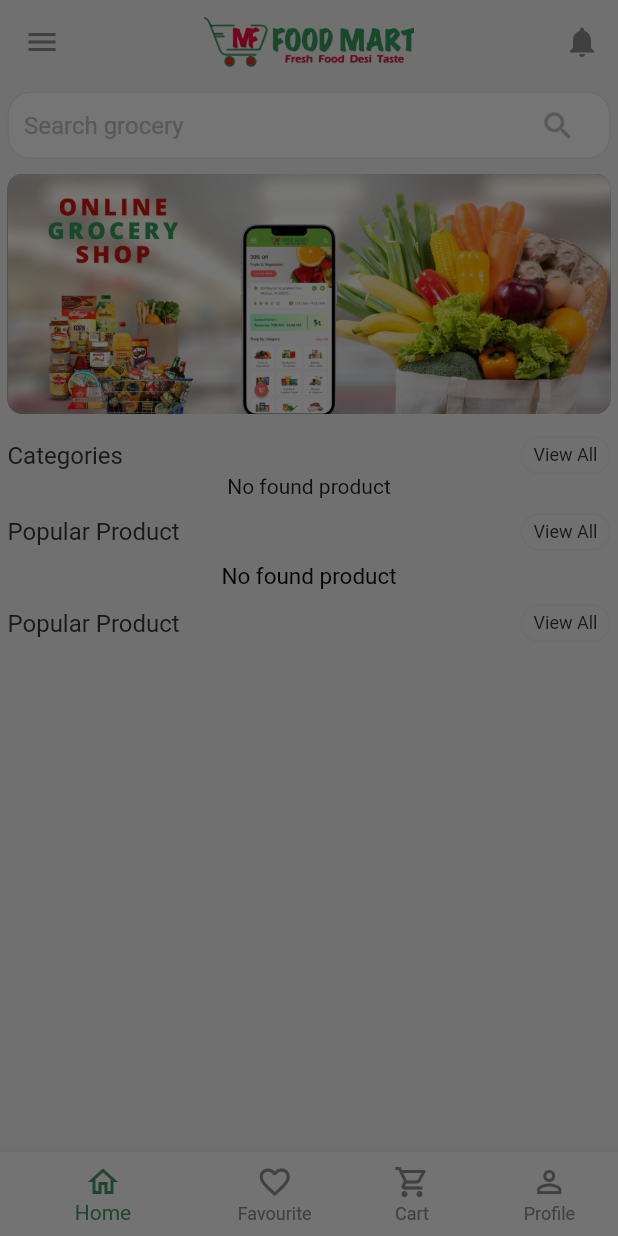
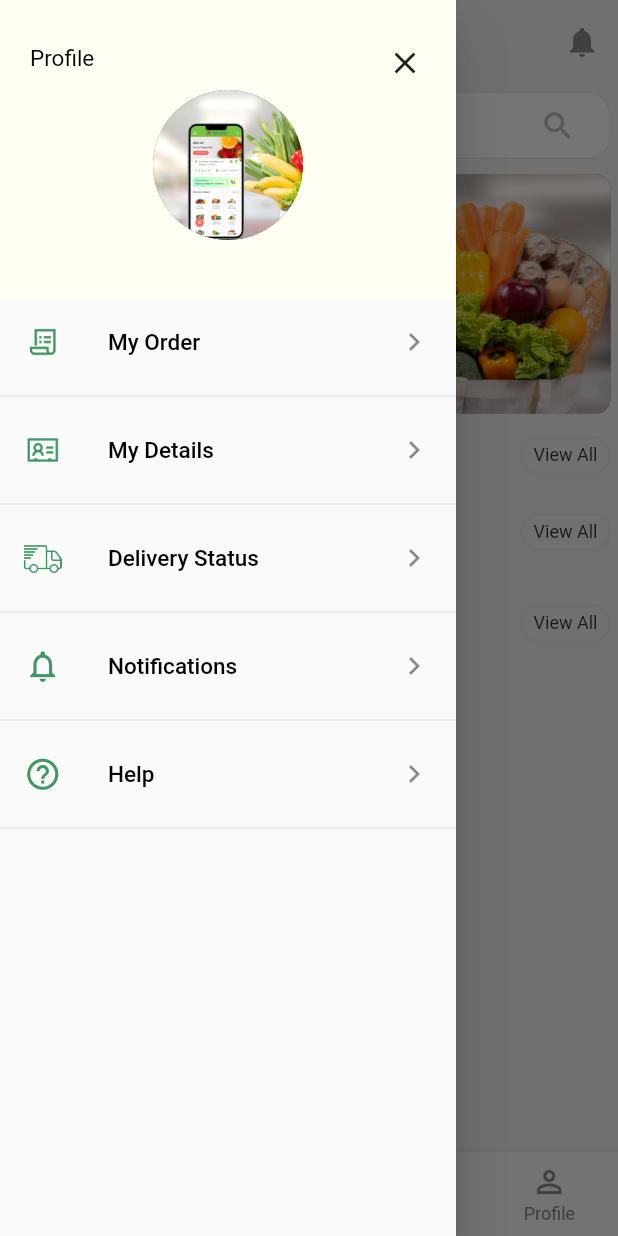
Before and after one commit to kawchar-zufaa/mf_foodmart, a Flutter app: the screen it shows after launch, with the side drawer open, on a phone screen of 412 x 824 dp. Run offline on Flutter 3.47's test engine with Material 2 defaults, Android fonts, the light colour scheme and no system bars; our stand-ins replace cached_network_image, flutter_html, fluttertoast, get, image_picker, sqflite and 1 more; accounts and stored records are empty; network calls fail.

Commit message:
delivery status screen1

```diff
--- /dev/null
+++ b/lib/screens/drawer/custom_drawer.dart
@@ -0,0 +1,148 @@
+import 'dart:io';
+
+import 'package:flutter/material.dart';
+import 'package:mf_foodmart/database_helper/delivery_address_database/delivery_address_database.dart';
+import 'package:mf_foodmart/database_helper/profile_database/profile_databae.dart';
+import 'package:mf_foodmart/screens/order_screen/order_screen.dart';
+import 'package:mf_foodmart/screens/profile/componets/delivery_status.dart';
+import 'package:mf_foodmart/screens/profile/componets/my_details_screen.dart';
+import 'package:mf_foodmart/screens/profile/componets/profile_items.dart';
+import 'package:mf_foodmart/utility/my_app_colors.dart';
+import 'package:mf_foodmart/widgets/text_widget.dart';
+
+class CustomDrawer extends StatelessWidget {
+  CustomDrawer({
+    super.key,
+  });
+
+
+  @override
+  Widget build(BuildContext context) {
+    final size = MediaQuery.of(context).size;
+    return Drawer(
+        child: Column(
+      children: [
+        Stack(
+          children: [
+            Container(
+              height: 200,
+              width: size.width,
+              color: const Color(0xffFFFFF3),
+            ),
+
+            Positioned(
+              top: 30,
+              left: 20,
+              child: TextWidget(text: 'Profile'),
+            ),
+            Positioned(
+                top: 18,
+                right: 10,
+                child: IconButton(onPressed: (){
+                  Navigator.pop(context);
+                }, icon: const Icon(Icons.close))),
+            Positioned(
+              right: 50,
+              left: 50,
+              top: 60,
+              child: SizedBox(
+                height: 100,
+                width: 100,
+                child: FutureBuilder<String?>(
+                  future: ProfileDatabase.instance.getProfileImagePath(),
+                  builder: (context, snapshot) {
+                    if (snapshot.connectionState == ConnectionState.waiting) {
+                      return const Center(
+                        child: CircularProgressIndicator(),
+                      );
+                    } else if (snapshot.hasData && snapshot.data != null) {
+                      return CircleAvatar(
+                        radius: 50,
+                        backgroundImage: FileImage(File(snapshot.data!)),
+                      );
+                    } else {
+                      return const CircleAvatar(
+                        radius: 50,
+                        backgroundImage: AssetImage('assets/images/banner.png'),
+                      );
+                    }
+                  },
+                ),
+              ),
+            ),
+            const SizedBox(
+              height: 10,
+            ),
+            Positioned(
+              bottom: 15,
+              left: 25,
+              right: 25,
+              child: FutureBuilder(
+                  future: DeliveryAddressDatabase.instance.getAddresses(),
+                  builder: (context, snapshot) {
+                    if (snapshot.hasData) {
+                      return Column(
+                          children: List.generate(
+                        snapshot.data!.length,
+                        (index) => TextWidget(
+                          text:
+                              "${snapshot.data![index].firstName} ${snapshot.data![index].lastName} ",
+                          color: MyAppColor.btnColor,
+                          fontWeight: FontWeight.bold,
+                        ),
+                      ));
+                    } else {
+                      return TextWidget(
+                          text: 'MF FOOD MART',
+                          color: MyAppColor.btnColor,
+                          fontWeight: FontWeight.bold);
+                    }
+                  }),
+            ),
+          ],
+        ),
+        Expanded(
+          child: ListView(
+            children: [
+              ProfileItems(
+                image: 'assets/icons/my_order.png',
+                title: "My Order",
+                onTap: () {
+                  Navigator.push(context,
+                      MaterialPageRoute(builder: (context) => OrderScreen()));
+                },
+              ),
+              ProfileItems(
+                image: 'assets/icons/my_details.png',
+                title: "My Details",
+                onTap: () async {
+                  await Navigator.push(context,
+                      MaterialPageRoute(builder: (context) => MyDetails()));
+                },
+              ),
+              ProfileItems(
+                image: 'assets/icons/delivery_status.png',
+                title: "Delivery Status",
+                onTap: () {
+                  Navigator.push(context, MaterialPageRoute(builder: (context)=> DeliveryStatus()));
+                },
+              ),
+              ProfileItems(
+                isIcon: true,
+                icon: Icons.notifications_outlined,
+                title: "Notifications",
+                onTap: () {},
+              ),
+              ProfileItems(
+                isIcon: true,
+                icon: Icons.help_outline_outlined,
+                title: "Help",
+                onTap: () {},
+              ),
+            ],
+          ),
+        )
+      ],
+    ));
+  }
+}
--- a/lib/screens/main/main_screen.dart
+++ b/lib/screens/main/main_screen.dart
@@ -1,6 +1,6 @@
-import 'package:flutter/gestures.dart';
 import 'package:flutter/material.dart';
 import 'package:mf_foodmart/screens/cart_screen/cart_screen.dart';
+import 'package:mf_foodmart/screens/drawer/custom_drawer.dart';
 import 'package:mf_foodmart/screens/home/home_screen.dart';
 import 'package:mf_foodmart/screens/order_screen/order_screen.dart';
 import 'package:mf_foodmart/screens/profile/profile_screen.dart';
@@ -46,7 +46,7 @@ class _MainScreenState extends State<MainScreen> {
               onPressed: () {}, icon: const Icon(Icons.notifications,color: MyAppColor.iconColor,),),
         ],
       ),
-      drawer: Container(),
+      drawer: CustomDrawer(),
       bottomNavigationBar: customNavigationBar(),
 
       body: pages[pageIndex],
--- a/pubspec.yaml
+++ b/pubspec.yaml
@@ -45,6 +45,7 @@ dependencies:
   path_provider: ^2.0.14
   intl: ^0.18.0
   image_picker: ^0.8.7+2
+  timeline_tile: ^2.0.0
 
 dev_dependencies:
   flutter_test:
```
Also changed, not shown: lib/screens/profile/componets/delivery_status.dart (added, +154 -0 lines), assets/icons/my_details.png (added), pubspec.lock.
